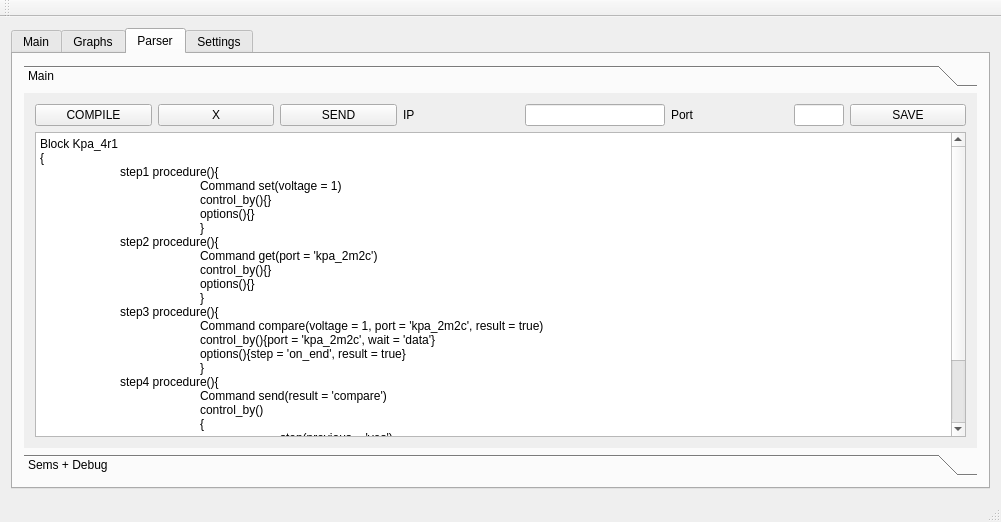
First picture: the form in graphs.ui, repository fsvymk/graphs, before the edit.
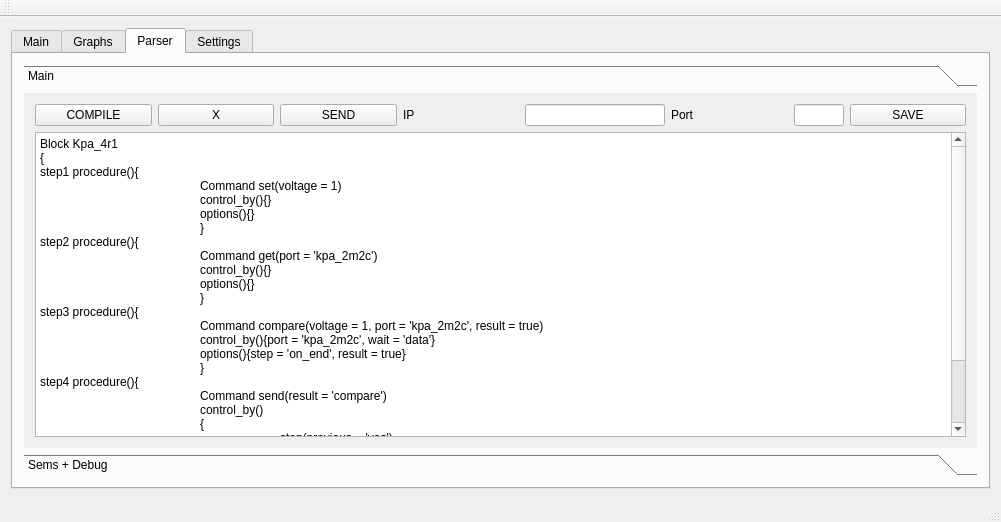
Second picture: the form after the edit. Custom widgets are drawn as their Qt base class.

The edit to the form file:
```diff
--- a/graphs.ui
+++ b/graphs.ui
@@ -1527,7 +1527,7 @@
              <x>0</x>
              <y>0</y>
              <width>961</width>
-             <height>331</height>
+             <height>340</height>
             </rect>
            </property>
            <attribute name="label">
@@ -1545,22 +1545,22 @@
               <property name="plainText">
                <string>Block Kpa_4r1
 {
-	step1 procedure(){
+step1 procedure(){
 		Command set(voltage = 1)
 		control_by(){}
 		options(){}
 		}
-	step2 procedure(){
+step2 procedure(){
 		Command get(port = 'kpa_2m2c')
 		control_by(){}
 		options(){}
 		}
-	step3 procedure(){
+step3 procedure(){
 		Command compare(voltage = 1, port = 'kpa_2m2c', result = true)
 		control_by(){port = 'kpa_2m2c', wait = 'data'}
 		options(){step = 'on_end', result = true}
 		}
-	step4 procedure(){
+step4 procedure(){
 		Command send(result = 'compare')
 		control_by()
 		{
```
Left out of the diff: 6 changed lines with no effect on the pictures.
